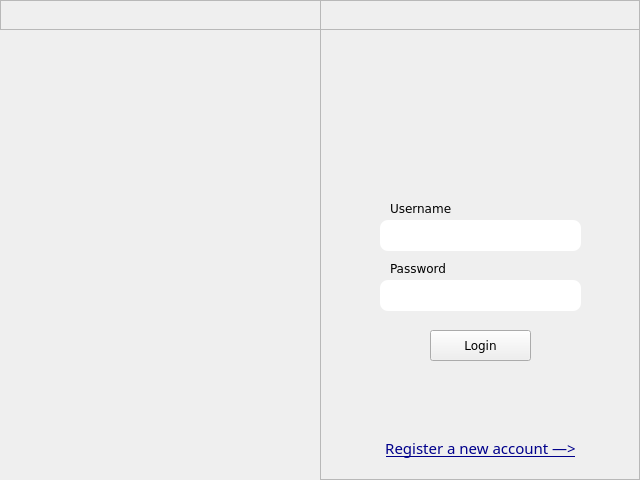
Above: PdsProject-GUI/loginwindow.ui from Grain0fSand/cooperative-online-text-editor before the change. Below: the same form after it.
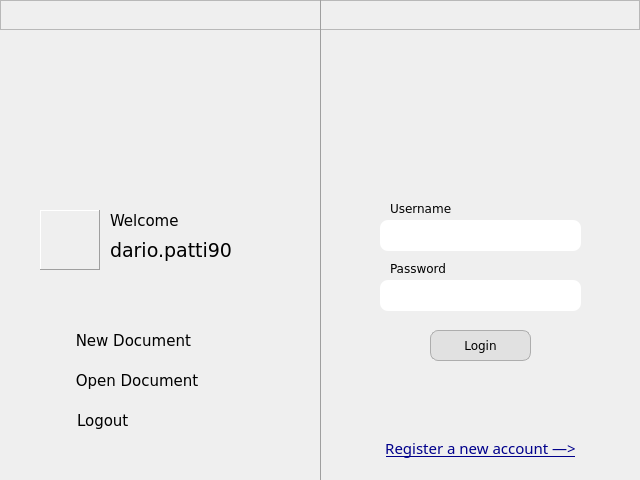
That is the form after the change. Icons and pictures are not drawn.

```diff
--- a/PdsProject-GUI/loginwindow.ui
+++ b/PdsProject-GUI/loginwindow.ui
@@ -10,13 +10,13 @@
     <height>480</height>
    </rect>
   </property>
-  <property name="windowTitle">
-   <string>Login</string>
-  </property>
   <property name="windowIcon">
    <iconset resource="resources.qrc">
     <normaloff>:/PdsProject.app/Contents/Resources/img/logoIcon.png</normaloff>:/PdsProject.app/Contents/Resources/img/logoIcon.png</iconset>
   </property>
+  <property name="autoFillBackground">
+   <bool>false</bool>
+  </property>
   <widget class="QLabel" name="banner">
    <property name="geometry">
     <rect>
@@ -39,22 +39,16 @@
   <widget class="QFrame" name="formFrame">
    <property name="geometry">
     <rect>
-     <x>320</x>
+     <x>0</x>
      <y>0</y>
-     <width>320</width>
+     <width>640</width>
      <height>480</height>
     </rect>
    </property>
-   <property name="frameShape">
-    <enum>QFrame::StyledPanel</enum>
-   </property>
-   <property name="frameShadow">
-    <enum>QFrame::Raised</enum>
-   </property>
    <widget class="QLabel" name="loginUsernameLabel">
     <property name="geometry">
      <rect>
-      <x>60</x>
+      <x>380</x>
       <y>198</y>
       <width>151</width>
       <height>21</height>
@@ -76,7 +70,7 @@
    <widget class="QLineEdit" name="loginUsernameInput">
     <property name="geometry">
      <rect>
-      <x>60</x>
+      <x>380</x>
       <y>220</y>
       <width>201</width>
       <height>31</height>
@@ -106,7 +100,7 @@
    <widget class="QLineEdit" name="loginPasswordInput">
     <property name="geometry">
      <rect>
-      <x>60</x>
+      <x>380</x>
       <y>280</y>
       <width>201</width>
       <height>31</height>
@@ -136,7 +130,7 @@
    <widget class="QLabel" name="loginPasswordLabel">
     <property name="geometry">
      <rect>
-      <x>60</x>
+      <x>380</x>
       <y>258</y>
       <width>151</width>
       <height>21</height>
@@ -158,7 +152,7 @@
    <widget class="QPushButton" name="loginButton">
     <property name="geometry">
      <rect>
-      <x>110</x>
+      <x>430</x>
       <y>330</y>
       <width>101</width>
       <height>31</height>
@@ -174,7 +168,30 @@
      <cursorShape>PointingHandCursor</cursorShape>
     </property>
     <property name="autoFillBackground">
-     <bool>true</bool>
+     <bool>false</bool>
+    </property>
+    <property name="styleSheet">
+     <string notr="true">QPushButton {
+background-color: #E1E1E1;
+border-radius: 8;
+padding: 3px;
+padding-left: 5px;
+padding-right: 5px;
+border-width: 1px;
+border-color: #ADADAD;
+border-style: solid;
+}
+
+QPushButton:hover {
+widget-animation-duration: 100;
+background-color: #E4EFF9;
+border-color: #0C7BD4;
+}
+
+QPushButton:pressed {
+background-color: #CDE4F7;
+border-color: #00559B;
+}</string>
     </property>
     <property name="text">
      <string>Login</string>
@@ -183,7 +200,7 @@
    <widget class="QLabel" name="loginErrorLabel">
     <property name="geometry">
      <rect>
-      <x>60</x>
+      <x>380</x>
       <y>380</y>
       <width>201</width>
       <height>41</height>
@@ -208,7 +225,7 @@
    <widget class="QPushButton" name="loginText">
     <property name="geometry">
      <rect>
-      <x>65</x>
+      <x>385</x>
       <y>436</y>
       <width>191</width>
       <height>24</height>
@@ -240,7 +257,7 @@
    <widget class="QPushButton" name="registerText">
     <property name="geometry">
      <rect>
-      <x>400</x>
+      <x>720</x>
       <y>436</y>
       <width>161</width>
       <height>24</height>
@@ -272,7 +289,7 @@
    <widget class="QLabel" name="registerEmailLabel">
     <property name="geometry">
      <rect>
-      <x>380</x>
+      <x>700</x>
       <y>180</y>
       <width>151</width>
       <height>21</height>
@@ -294,7 +311,7 @@
    <widget class="QLineEdit" name="registerPasswordInput">
     <property name="geometry">
      <rect>
-      <x>380</x>
+      <x>700</x>
       <y>320</y>
       <width>201</width>
       <height>31</height>
@@ -324,7 +341,7 @@
    <widget class="QLineEdit" name="registerUsernameInput">
     <property name="geometry">
      <rect>
-      <x>380</x>
+      <x>700</x>
       <y>260</y>
       <width>201</width>
       <height>31</height>
@@ -354,7 +371,7 @@
    <widget class="QPushButton" name="registerButton">
     <property name="geometry">
      <rect>
-      <x>430</x>
+      <x>750</x>
       <y>370</y>
       <width>101</width>
       <height>31</height>
@@ -370,7 +387,30 @@
      <cursorShape>PointingHandCursor</cursorShape>
     </property>
     <property name="autoFillBackground">
-     <bool>true</bool>
+     <bool>false</bool>
+    </property>
+    <property name="styleSheet">
+     <string notr="true">QPushButton {
+background-color: #E1E1E1;
+border-radius: 8;
+padding: 3px;
+padding-left: 5px;
+padding-right: 5px;
+border-width: 1px;
+border-color: #ADADAD;
+border-style: solid;
+}
+
+QPushButton:hover {
+widget-animation-duration: 100;
+background-color: #E4EFF9;
+border-color: #0C7BD4;
+}
+
+QPushButton:pressed {
+background-color: #CDE4F7;
+border-color: #00559B;
+}</string>
     </property>
     <property name="text">
      <string>Register</string>
@@ -379,7 +419,7 @@
    <widget class="QLabel" name="registerUsernameLabel">
     <property name="geometry">
      <rect>
-      <x>380</x>
+      <x>700</x>
       <y>238</y>
       <width>151</width>
       <height>21</height>
@@ -401,7 +441,7 @@
    <widget class="QLineEdit" name="registerEmailInput">
     <property name="geometry">
      <rect>
-      <x>380</x>
+      <x>700</x>
       <y>202</y>
       <width>201</width>
       <height>31</height>
@@ -431,7 +471,7 @@
    <widget class="QLabel" name="registerPasswordLabel">
     <property name="geometry">
      <rect>
-      <x>380</x>
+      <x>700</x>
       <y>298</y>
       <width>151</width>
       <height>21</height>
@@ -450,6 +490,239 @@
      <string>Password</string>
     </property>
    </widget>
+   <widget class="QPushButton" name="loggedNewButton">
+    <property name="geometry">
+     <rect>
+      <x>70</x>
+      <y>320</y>
+      <width>181</width>
+      <height>42</height>
+     </rect>
+    </property>
+    <property name="font">
+     <font>
+      <family>Verdana</family>
+      <pointsize>11</pointsize>
+     </font>
+    </property>
+    <property name="cursor">
+     <cursorShape>PointingHandCursor</cursorShape>
+    </property>
+    <property name="styleSheet">
+     <string notr="true">QPushButton {
+	text-align: left;
+}
+QPushButton:hover {
+	text-align: left;
+	font-size: 16px;
+}</string>
+    </property>
+    <property name="text">
+     <string> New Document</string>
+    </property>
+    <property name="icon">
+     <iconset resource="resources.qrc">
+      <normaloff>:/PdsProject.app/Contents/Resources/img/newDoc.png</normaloff>:/PdsProject.app/Contents/Resources/img/newDoc.png</iconset>
+    </property>
+    <property name="iconSize">
+     <size>
+      <width>40</width>
+      <height>40</height>
+     </size>
+    </property>
+    <property name="flat">
+     <bool>true</bool>
+    </property>
+   </widget>
+   <widget class="QPushButton" name="loggedOpenButton">
+    <property name="geometry">
+     <rect>
+      <x>70</x>
+      <y>360</y>
+      <width>191</width>
+      <height>42</height>
+     </rect>
+    </property>
+    <property name="font">
+     <font>
+      <family>Verdana</family>
+      <pointsize>11</pointsize>
+     </font>
+    </property>
+    <property name="cursor">
+     <cursorShape>PointingHandCursor</cursorShape>
+    </property>
+    <property name="styleSheet">
+     <string notr="true">QPushButton {
+	text-align: left;
+}
+QPushButton:hover {
+	text-align: left;
+	font-size: 16px;
+}</string>
+    </property>
+    <property name="text">
+     <string> Open Document</string>
+    </property>
+    <property name="icon">
+     <iconset resource="resources.qrc">
+      <normaloff>:/PdsProject.app/Contents/Resources/img/openDoc.png</normaloff>:/PdsProject.app/Contents/Resources/img/openDoc.png</iconset>
+    </property>
+    <property name="iconSize">
+     <size>
+      <width>40</width>
+      <height>40</height>
+     </size>
+    </property>
+    <property name="flat">
+     <bool>true</bool>
+    </property>
+   </widget>
+   <widget class="QPushButton" name="loggedLogoutButton">
+    <property name="geometry">
+     <rect>
+      <x>76</x>
+      <y>400</y>
+      <width>111</width>
+      <height>42</height>
+     </rect>
+    </property>
+    <property name="font">
+     <font>
+      <family>Verdana</family>
+      <pointsize>11</pointsize>
+     </font>
+    </property>
+    <property name="cursor">
+     <cursorShape>PointingHandCursor</cursorShape>
+    </property>
+    <property name="styleSheet">
+     <string notr="true">QPushButton {
+	text-align: left;
+}
+QPushButton:hover {
+	text-align: left;
+	font-size: 16px;
+}</string>
+    </property>
+    <property name="text">
+     <string>Logout</string>
+    </property>
+    <property name="icon">
+     <iconset resource="resources.qrc">
+      <normaloff>:/PdsProject.app/Contents/Resources/img/logOut.png</normaloff>:/PdsProject.app/Contents/Resources/img/logOut.png</iconset>
+    </property>
+    <property name="iconSize">
+     <size>
+      <width>40</width>
+      <height>40</height>
+     </size>
+    </property>
+    <property name="flat">
+     <bool>true</bool>
+    </property>
+   </widget>
+   <widget class="QToolButton" name="loggedSettingsButton">
+    <property name="geometry">
+     <rect>
+      <x>245</x>
+      <y>210</y>
+      <width>36</width>
+      <height>21</height>
+     </rect>
+    </property>
+    <property name="styleSheet">
+     <string notr="true">color: #707070;</string>
+    </property>
+    <property name="text">
+     <string/>
+    </property>
+    <property name="icon">
+     <iconset resource="resources.qrc">
+      <normaloff>:/PdsProject.app/Contents/Resources/img/ic_settings_18pt_2x.png</normaloff>:/PdsProject.app/Contents/Resources/img/ic_settings_18pt_2x.png</iconset>
+    </property>
+    <property name="iconSize">
+     <size>
+      <width>20</width>
+      <height>20</height>
+     </size>
+    </property>
+    <property name="popupMode">
+     <enum>QToolButton::InstantPopup</enum>
+    </property>
+    <property name="autoRaise">
+     <bool>true</bool>
+    </property>
+   </widget>
+   <widget class="QLabel" name="loggedWelcomeLabel">
+    <property name="geometry">
+     <rect>
+      <x>110</x>
+      <y>210</y>
+      <width>71</width>
+      <height>21</height>
+     </rect>
+    </property>
+    <property name="font">
+     <font>
+      <family>Verdana</family>
+      <pointsize>11</pointsize>
+     </font>
+    </property>
+    <property name="text">
+     <string>Welcome</string>
+    </property>
+   </widget>
+   <widget class="QLabel" name="loggedAvatar">
+    <property name="geometry">
+     <rect>
+      <x>40</x>
+      <y>210</y>
+      <width>60</width>
+      <height>60</height>
+     </rect>
+    </property>
+    <property name="styleSheet">
+     <string notr="true"/>
+    </property>
+    <property name="frameShape">
+     <enum>QFrame::Panel</enum>
+    </property>
+    <property name="frameShadow">
+     <enum>QFrame::Raised</enum>
+    </property>
+    <property name="lineWidth">
+     <number>1</number>
+    </property>
+    <property name="text">
+     <string/>
+    </property>
+    <property name="pixmap">
+     <pixmap resource="resources.qrc">:/PdsProject.app/Contents/Resources/avatars/avatar.png</pixmap>
+    </property>
+    <property name="scaledContents">
+     <bool>true</bool>
+    </property>
+   </widget>
+   <widget class="QLabel" name="loggedUsernameLabel">
+    <property name="geometry">
+     <rect>
+      <x>110</x>
+      <y>230</y>
+      <width>151</width>
+      <height>41</height>
+     </rect>
+    </property>
+    <property name="font">
+     <font>
+      <family>Verdana</family>
+      <pointsize>14</pointsize>
+     </font>
+    </property>
+    <property name="text">
+     <string>dario.patti90</string>
+    </property>
+   </widget>
    <zorder>loginUsernameLabel</zorder>
    <zorder>loginUsernameInput</zorder>
    <zorder>loginPasswordInput</zorder>
@@ -465,6 +738,13 @@
    <zorder>registerUsernameLabel</zorder>
    <zorder>registerEmailInput</zorder>
    <zorder>registerPasswordLabel</zorder>
+   <zorder>loggedNewButton</zorder>
+   <zorder>loggedOpenButton</zorder>
+   <zorder>loggedLogoutButton</zorder>
+   <zorder>loggedSettingsButton</zorder>
+   <zorder>loggedWelcomeLabel</zorder>
+   <zorder>loggedAvatar</zorder>
+   <zorder>loggedUsernameLabel</zorder>
   </widget>
   <widget class="QFrame" name="titleBar">
    <property name="geometry">
@@ -528,7 +808,7 @@
     </property>
    </widget>
   </widget>
-  <widget class="QLabel" name="loginLogo">
+  <widget class="QLabel" name="formLogo">
    <property name="geometry">
     <rect>
      <x>420</x>
@@ -547,10 +827,43 @@
     <bool>true</bool>
    </property>
   </widget>
+  <widget class="Line" name="verticalSeparator">
+   <property name="geometry">
+    <rect>
+     <x>320</x>
+     <y>-1</y>
+     <width>1</width>
+     <height>482</height>
+    </rect>
+   </property>
+   <property name="sizePolicy">
+    <sizepolicy hsizetype="Fixed" vsizetype="Fixed">
+     <horstretch>0</horstretch>
+     <verstretch>0</verstretch>
+    </sizepolicy>
+   </property>
+   <property name="frameShadow">
+    <enum>QFrame::Raised</enum>
+   </property>
+   <property name="orientation">
+    <enum>Qt::Vertical</enum>
+   </property>
+  </widget>
+  <action name="actionChangeUsername">
+   <property name="text">
+    <string>Change your username</string>
+   </property>
+  </action>
+  <action name="actionChangeAvatar">
+   <property name="text">
+    <string>Change your avatar</string>
+   </property>
+  </action>
   <zorder>formFrame</zorder>
-  <zorder>banner</zorder>
   <zorder>titleBar</zorder>
-  <zorder>loginLogo</zorder>
+  <zorder>formLogo</zorder>
+  <zorder>banner</zorder>
+  <zorder>verticalSeparator</zorder>
  </widget>
  <resources>
   <include location="resources.qrc"/>
```
